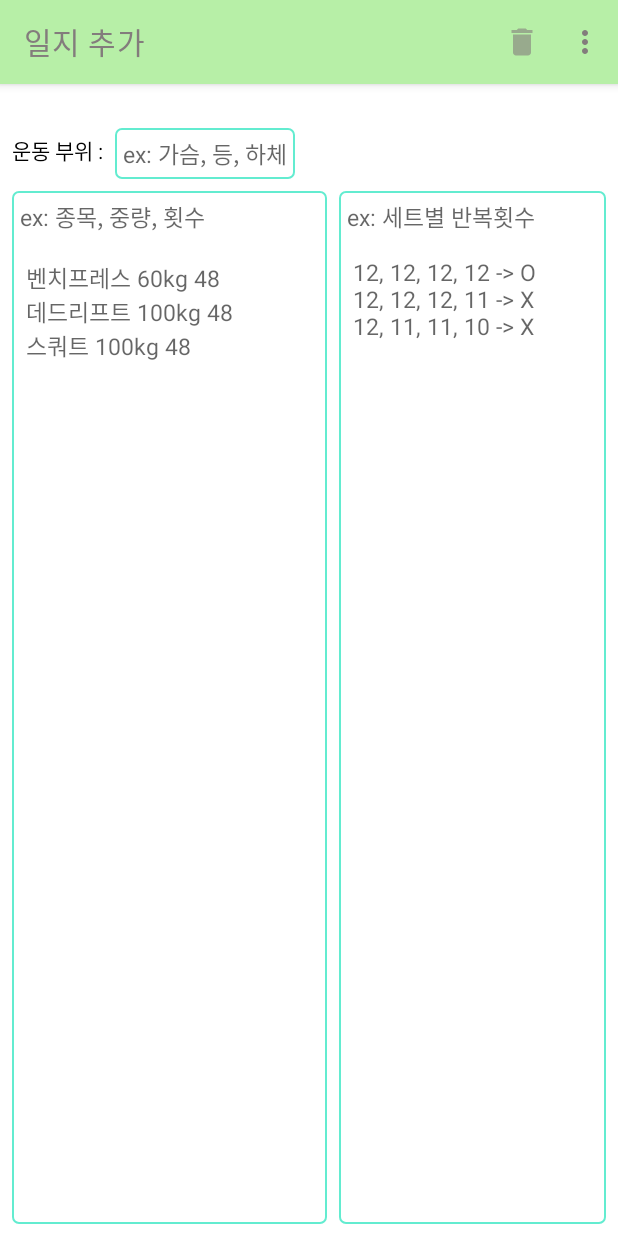
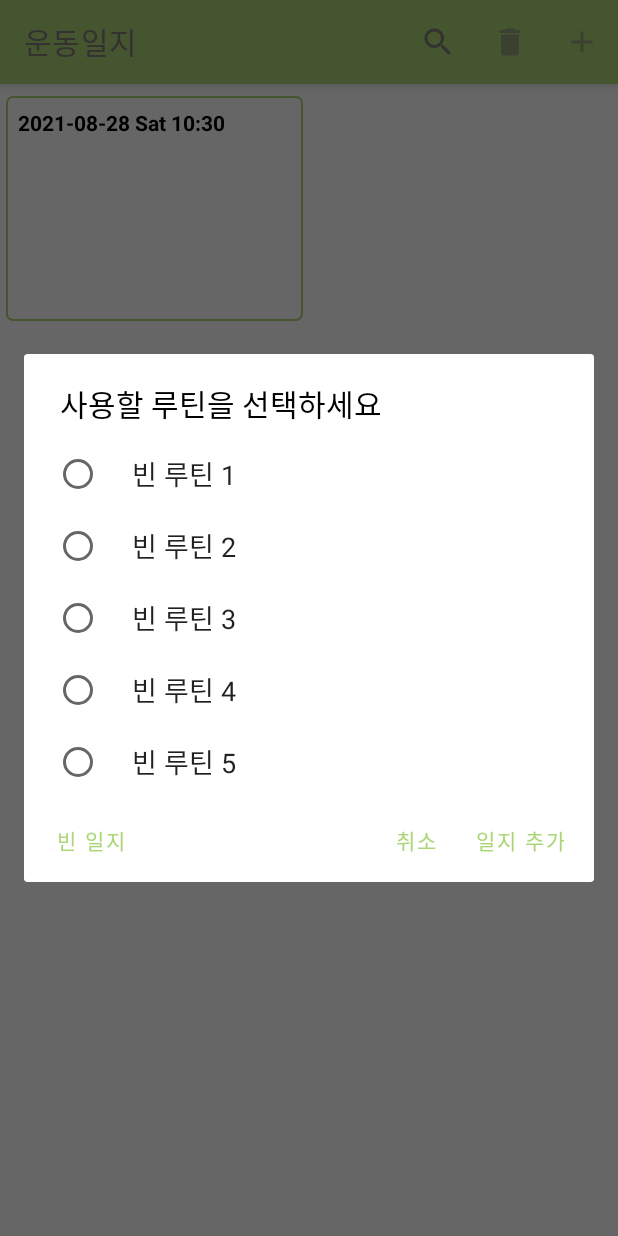
Before and after one commit to kkcchh9999/Work-out_Record_App, an Android app: the screen it shows after launch (WorkoutRecordActivity), after a tap on "일지 추가", on a phone screen of 412 x 824 dp. Run offline under Robolectric (Android 15) with nearby library versions, the phone set to English and light mode, and no system bars; our stand-ins replace Room's generated code; 1 statement that could not run was skipped; 1 other tap on this screen came first.

Commit message:
다크모드 테마 수정, 일지 추가시 루틴 선택기능 추가

```diff
--- a/app/src/main/java/com/work_out_record/RecordDetailViewModel.kt
+++ b/app/src/main/java/com/work_out_record/RecordAndRoutineViewModel.kt
@@ -1,11 +1,12 @@
 package com.work_out_record
 
 import android.app.Application
+import android.util.Log
 import androidx.lifecycle.*
 import java.util.*
 
 //WorkoutDetailFragment 에서 사용되는 ViewModel
-class RecordDetailViewModel(private val app: Application) : AndroidViewModel(app) {
+class RecordAndRoutineViewModel(private val app: Application) : AndroidViewModel(app) {
 
     private val recordRepository = RecordRepository.get()
     private val recordIdLiveData = MutableLiveData<UUID>()
@@ -48,4 +49,20 @@ class RecordDetailViewModel(private val app: Application) : AndroidViewModel(app
     fun deleteRecord(record: Record) {
         recordRepository.deleteRecord(record)
     }
+
+    companion object {                              //한 앱에서 하나의 RecordRepository 만 존재하기 위한 장치
+
+        private var INSTANCE: RecordAndRoutineViewModel? = null
+
+        fun init(app: Application) {                //최초 선언시 init 으로 생성하고
+            if (INSTANCE == null) {
+                INSTANCE = RecordAndRoutineViewModel(app)
+            }
+        }
+
+        fun get(): RecordAndRoutineViewModel {               //이후 get 으로 보존된 내용 가져가기
+            return INSTANCE ?:
+            throw IllegalAccessException("Must be initialized")
+        }
+    }
 }
--- a/app/src/main/java/com/work_out_record/RecordViewModel.kt
+++ b/app/src/main/java/com/work_out_record/RecordsViewModel.kt
@@ -2,7 +2,7 @@ package com.work_out_record
 
 import androidx.lifecycle.ViewModel
 
-class RecordViewModel : ViewModel() {
+class RecordsViewModel : ViewModel() {
 
     private val recordRepository = RecordRepository.get()
     var recordLiveData = recordRepository.getRecords()
--- a/app/src/main/java/com/work_out_record/WorkoutDetailFragment.kt
+++ b/app/src/main/java/com/work_out_record/WorkoutDetailFragment.kt
@@ -1,27 +1,17 @@
 package com.work_out_record
 
 import android.app.AlertDialog
-import android.app.Application
-import android.app.Dialog
 import android.content.DialogInterface
 import android.os.Bundle
 import android.text.Editable
-import android.text.InputType
 import android.text.TextWatcher
 import android.text.format.DateFormat
-import android.text.method.KeyListener
-import android.util.Log
 import android.view.*
 import android.widget.EditText
-import android.widget.SearchView
 import android.widget.TextView
 import android.widget.Toast
-import androidx.activity.OnBackPressedCallback
-import androidx.core.view.marginTop
-import androidx.fragment.app.DialogFragment
 import androidx.fragment.app.Fragment
 import androidx.fragment.app.FragmentActivity
-import androidx.lifecycle.ViewModelProvider
 import java.util.*
 import androidx.lifecycle.Observer
 
@@ -38,9 +28,7 @@ class WorkoutDetailFragment : Fragment() {
     private lateinit var savedRoutineName: Array<String>
     private val routineCode: Array<String> = arrayOf("루틴0", "루틴1", "루틴2", "루틴3", "루틴4")
 
-    private val recordDetailViewModel: RecordDetailViewModel by lazy {
-        ViewModelProvider(this).get(RecordDetailViewModel::class.java)
-    }
+    private val recordDetailViewModel = RecordAndRoutineViewModel.get()
 
     override fun onCreate(savedInstanceState: Bundle?) {
         super.onCreate(savedInstanceState)
--- a/app/src/main/java/com/work_out_record/WorkoutListDeleteFragment.kt
+++ b/app/src/main/java/com/work_out_record/WorkoutListDeleteFragment.kt
@@ -19,8 +19,8 @@ class WorkoutListDeleteFragment: Fragment() {
 
     private lateinit var recordRecyclerView: RecyclerView
     private var adapter: RecordAdapter? = RecordAdapter(emptyList())
-    private val recordViewModel: RecordViewModel by lazy {
-        ViewModelProvider(this).get(RecordViewModel::class.java)
+    private val recordViewModel: RecordsViewModel by lazy {
+        ViewModelProvider(this).get(RecordsViewModel::class.java)
     }
 
     private var deleteID: MutableList<Record> = emptyList<Record>().toMutableList()
--- a/app/src/main/java/com/work_out_record/WorkoutListFragment.kt
+++ b/app/src/main/java/com/work_out_record/WorkoutListFragment.kt
@@ -1,15 +1,17 @@
 package com.work_out_record
 
+import android.app.AlertDialog
 import android.content.Context
+import android.content.DialogInterface
 import android.os.Bundle
 import android.text.format.DateFormat
 import android.view.*
 import android.widget.ImageButton
 import android.widget.TextView
+import android.widget.Toast
 import androidx.appcompat.widget.SearchView
 import androidx.fragment.app.Fragment
 import androidx.fragment.app.FragmentActivity
-import androidx.lifecycle.LifecycleOwner
 import androidx.lifecycle.Observer
 import androidx.lifecycle.ViewModelProvider
 import androidx.recyclerview.widget.GridLayoutManager
@@ -30,13 +32,16 @@ class WorkoutListFragment: Fragment() {
 
     private lateinit var recordRecyclerView: RecyclerView
     private var adapter: RecordAdapter? = RecordAdapter(emptyList())
+    private val recordAndRoutineViewModel = RecordAndRoutineViewModel.get()
 
     private lateinit var noRecordSearchTextView: TextView
     private lateinit var noRecordTextView: TextView
     private lateinit var noRecordButton: ImageButton
+    private lateinit var savedRoutineName: Array<String>
+    private val routineCode: Array<String> = arrayOf("루틴0", "루틴1", "루틴2", "루틴3", "루틴4")
 
-    private val recordViewModel: RecordViewModel by lazy {
-        ViewModelProvider(this).get(RecordViewModel::class.java)
+    private val recordViewModel: RecordsViewModel by lazy {
+        ViewModelProvider(this).get(RecordsViewModel::class.java)
     }
 
     override fun onAttach(context: Context) {
@@ -62,6 +67,8 @@ class WorkoutListFragment: Fragment() {
         noRecordTextView = view.findViewById(R.id.no_record_text)
         noRecordButton = view.findViewById(R.id.no_record_button)
         noRecordSearchTextView = view.findViewById(R.id.no_record_search)
+
+        savedRoutineName = recordAndRoutineViewModel.savedRoutineName
 
         return view
     }
@@ -135,10 +142,52 @@ class WorkoutListFragment: Fragment() {
     override fun onOptionsItemSelected(item: MenuItem): Boolean {
         return when (item.itemId) {
             R.id.add_record -> {
-                val record = Record()
-                record.date = Date(System.currentTimeMillis())
-                recordViewModel.addRecord(record)
-                callbacks?.onRecordSelected(record.id)
+                var selectedItem: Int = -1
+                val builder = AlertDialog.Builder(this.context)
+
+                builder.setTitle(R.string.select_routine_use)
+                    .setSingleChoiceItems(savedRoutineName, -1,
+                        DialogInterface.OnClickListener { _, which ->
+                            selectedItem = which
+                        })
+                    .setPositiveButton(R.string.add_record,
+                        DialogInterface.OnClickListener { _, _ ->
+                            if (selectedItem == -1) {
+                                Toast.makeText(this.context,
+                                    R.string.select_routine_load,
+                                    Toast.LENGTH_SHORT)
+                                    .show()
+                            } else {
+                                val stringArr =
+                                    recordAndRoutineViewModel.loadRoutine(routineCode[selectedItem])
+                                        .split("///")
+                                if (stringArr.size == 1) {
+                                    Toast.makeText(this.context,
+                                        R.string.empty_routine,
+                                        Toast.LENGTH_SHORT)
+                                        .show()
+                                } else {
+                                    val record = Record()
+                                    record.date = Date(System.currentTimeMillis())
+                                    record.routine = stringArr[0]
+                                    record.part = stringArr[1]!!
+                                    recordViewModel.addRecord(record)
+                                    callbacks?.onRecordSelected(record.id)
+                                }
+                            }
+                        })
+                    .setNegativeButton(R.string.cancel,
+                        DialogInterface.OnClickListener { _, _ ->
+                            //유저가 취소함
+                        })
+                    .setNeutralButton(R.string.new_record,
+                        DialogInterface.OnClickListener { _, _ ->
+                        val record = Record()
+                        record.date = Date(System.currentTimeMillis())
+                        recordViewModel.addRecord(record)
+                        callbacks?.onRecordSelected(record.id)
+                    })
+                    .show()
                 true
             }
             R.id.delete_records -> {
--- a/app/src/main/java/com/work_out_record/WorkoutRecordApplication.kt
+++ b/app/src/main/java/com/work_out_record/WorkoutRecordApplication.kt
@@ -2,10 +2,11 @@ package com.work_out_record
 
 import android.app.Application
 
-class WorkoutRecordApplication : Application() {
+class WorkoutRecordApplication : Application() {    //앱의 서브클래스
 
     override fun onCreate() {
         super.onCreate()
         RecordRepository.init(this)
+        RecordAndRoutineViewModel.init(this)
     }
 }
--- a/app/src/main/res/drawable/edittext_background.xml
+++ b/app/src/main/res/drawable/edittext_background.xml
@@ -6,8 +6,7 @@
                 android:width="1dp"
                 android:color="@color/purple_200" />
             <corners android:radius="4dp"/>
-            <solid
-                android:color="#FFFFFF" />
+
         </shape>
     </item>
 
@@ -15,10 +14,9 @@
         <shape android:shape="rectangle">
             <stroke
                 android:width="1dp"
-                android:color="@color/green2" />
+                android:color="@color/green1" />
             <corners android:radius="4dp"/>
-            <solid
-                android:color="#FFFFFF" />
+
         </shape>
     </item>
 </selector>
--- a/app/src/main/res/layout/change_routine_name_dialog.xml
+++ b/app/src/main/res/layout/change_routine_name_dialog.xml
@@ -11,8 +11,7 @@
         android:layout_marginEnd="24dp"
         android:layout_marginStart="24dp"
         android:layout_marginBottom="16dp"
-        android:text="@string/change_routine_name_dialog"
-        android:textColor="@color/black"/>
+        android:text="@string/change_routine_name_dialog" />
 
     <EditText
         android:background="@drawable/edittext_background"
--- a/app/src/main/res/layout/fragment_workout_detail.xml
+++ b/app/src/main/res/layout/fragment_workout_detail.xml
@@ -18,7 +18,6 @@
         app:layout_constraintStart_toStartOf="parent"
         app:layout_constraintTop_toTopOf="parent"
         android:textSize="15sp"
-        android:textColor="@color/black"
         android:textStyle="bold"
         tools:text="2021-08-25 10:20"/>
 
@@ -29,7 +28,6 @@
         android:layout_marginStart="8dp"
         android:layout_marginTop="4dp"
         android:text="@string/workout_part"
-        android:textColor="@color/black"
         app:layout_constraintStart_toStartOf="parent"
         app:layout_constraintTop_toBottomOf="@+id/date_textView" />
 
--- a/app/src/main/res/layout/fragment_workout_list.xml
+++ b/app/src/main/res/layout/fragment_workout_list.xml
@@ -20,7 +20,6 @@
         android:layout_width="wrap_content"
         android:layout_height="wrap_content"
         android:text="@string/no_record"
-        android:textColor="@color/black"
         android:textSize="20sp"
         android:textStyle="bold"
         android:visibility="invisible"
--- a/app/src/main/res/layout/list_record.xml
+++ b/app/src/main/res/layout/list_record.xml
@@ -16,7 +16,6 @@
         android:layout_height="wrap_content"
         android:maxLines="1"
         tools:text="2021-08-25 수 10:20 "
-        android:textColor="@color/black"
         android:textStyle="bold" />
 
     <TextView
@@ -24,15 +23,13 @@
         android:layout_width="match_parent"
         android:layout_height="wrap_content"
         android:maxLines="1"
-        tools:text="가슴, 삼두"
-        android:textColor="@color/black" />
+        tools:text="가슴, 삼두" />
 
     <TextView
         android:id="@+id/record_routine"
         android:layout_width="match_parent"
         android:layout_height="wrap_content"
         tools:text="벤치프레스 100kg 48\n푸쉬 업 50개"
-        android:textColor="@color/gray"
         android:textSize="12sp"/>
 
 </LinearLayout>
--- a/app/src/main/res/layout/list_record_delete.xml
+++ b/app/src/main/res/layout/list_record_delete.xml
@@ -21,7 +21,6 @@
             android:layout_height="wrap_content"
             android:maxLines="1"
             tools:text="2021-08-25 수 10:20 "
-            android:textColor="@color/black"
             android:textStyle="bold" />
         <CheckBox
             android:id="@+id/delete_checkBox"
@@ -35,15 +34,13 @@
         android:layout_width="match_parent"
         android:layout_height="wrap_content"
         android:maxLines="1"
-        tools:text="가슴, 삼두"
-        android:textColor="@color/black"/>
+        tools:text="가슴, 삼두"/>
 
     <TextView
         android:id="@+id/record_routine"
         android:layout_width="match_parent"
         android:layout_height="wrap_content"
         tools:text="벤치프레스 100kg 48\n푸쉬 업 50개"
-        android:textColor="@color/gray"
         android:textSize="12sp"/>
 
 </LinearLayout>
--- a/app/src/main/res/values-night/themes.xml
+++ b/app/src/main/res/values-night/themes.xml
@@ -1,20 +1,21 @@
 <resources xmlns:tools="http://schemas.android.com/tools">
     <!-- Base application theme. -->
-    <style name="Theme.Work_out_Record" parent="Theme.MaterialComponents.DayNight.DarkActionBar">
+    <style name="Theme.Work_out_Record" parent="Theme.MaterialComponents.DayNight">
         <!-- Primary brand color. -->
-        <item name="colorPrimary">@color/green</item>
-        <item name="colorPrimaryVariant">@color/green</item>
+        <item name="colorPrimary">@color/gray</item>
+        <item name="colorPrimaryVariant">@color/darkGreen</item>
         <item name="colorOnPrimary">@color/black</item>
-        <!-- Secondary brand color. -->
-        <item name="colorSecondary">@color/green1</item>
-        <item name="colorSecondaryVariant">@color/green2</item>
-        <item name="colorOnSecondary">@color/black</item>
+        <item name="android:textColorPrimary">@color/white</item>
+
         <!-- Status bar color. -->
         <item name="android:statusBarColor" tools:targetApi="l">?attr/colorPrimaryVariant</item>
         <!-- Customize your theme here. -->
 
-        <!-- 아이콘 색상 설정 -->
         <item name="iconTint">@color/white</item>
+        <item name="android:navigationBarColor">@color/darkGreen</item>
+        <item name="colorControlActivated">@color/green1</item>
+        <item name="colorAccent">@color/green1</item>
+        <item name="android:textColor">@color/white</item>
+    </style>
 
-    </style>
 </resources>
--- a/app/src/main/res/values/colors.xml
+++ b/app/src/main/res/values/colors.xml
@@ -5,6 +5,7 @@
     <color name="green">#B7EFA7</color>
     <color name="green1">#AAD677</color>
     <color name="green2">#63ECD0</color>
+    <color name="darkGreen">#304C2B</color>
     <color name="black">#000000</color>
     <color name="gray">#837C7C</color>
     <color name="white">#FFFFFFFF</color>
--- a/app/src/main/res/values/strings.xml
+++ b/app/src/main/res/values/strings.xml
@@ -21,6 +21,7 @@
     <string name="select_item_first">삭제할 항목을 선택하세요</string>
     <string name="select_routine_save">루틴을 저장할 곳을 선택하세요</string>
     <string name="select_routine_load">불러올 루틴을 선택하세요</string>
+    <string name="select_routine_use">사용할 루틴을 선택하세요</string>
     <string name="save_here">저장하기</string>
     <string name="load_here">불러오기</string>
     <string name="cancel">취소</string>
@@ -29,6 +30,7 @@
     <string name="select_first">저장할 장소를 선택하세요.</string>
     <string name="type_first">변경할 이름을 입력하세요.</string>
     <string name="empty_routine">빈 루틴입니다.</string>
+    <string name="new_record">빈 일지</string>
     <string name="yes_button">네</string>
     <string name="no_button">아니오</string>
     <string name="search">검색</string>
--- a/app/src/main/res/values/themes.xml
+++ b/app/src/main/res/values/themes.xml
@@ -2,8 +2,8 @@
     <!-- Base application theme. -->
     <style name="Theme.Work_out_Record" parent="Theme.MaterialComponents.DayNight">
         <!-- Primary brand color. -->
-        <item name="colorPrimary">@color/green</item>
-        <item name="colorPrimaryVariant">@color/green</item>
+        <item name="colorPrimary">@color/green1</item>
+        <item name="colorPrimaryVariant">@color/green1</item>
         <item name="colorOnPrimary">@color/gray</item>
         <item name="android:textColorPrimary">@color/gray</item>
 
@@ -13,12 +13,8 @@
 
         <item name="iconTint">@color/gray</item>
         <item name="android:navigationBarColor">@color/green1</item>
-        <item name="colorControlActivated">@color/green2</item>
-        <item name="colorAccent">@color/green2</item>
-
-    </style>
-    <style name="PopupMenuStyle" parent="Theme.AppCompat.Light">
-        <item name="android:background">@color/green</item>
+        <item name="colorControlActivated">@color/green</item>
+        <item name="colorAccent">@color/green</item>
         <item name="android:textColor">@color/black </item>
     </style>
 
```
